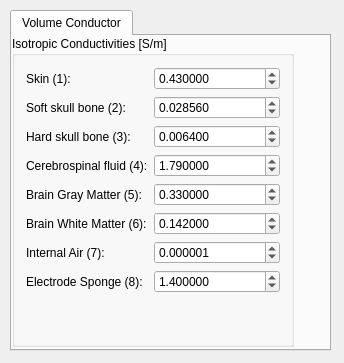
Before: the Qt Designer form src/Interface/Modules/BrainStimulator/SetConductivitiesToTetMeshDialog.ui in SCIInstitute/SCIRun, drawn with Qt 5.
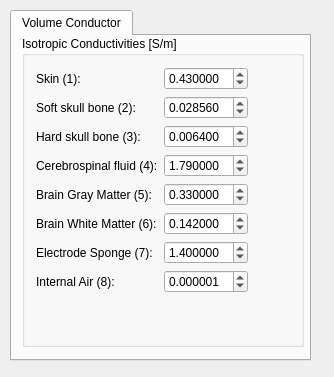
After: the same form once the commit is applied.

Commit message: Minor changes to test to have consistent name. Make label ordering in GUI match algorithm.

```diff
--- a/src/Interface/Modules/BrainStimulator/SetConductivitiesToTetMeshDialog.ui
+++ b/src/Interface/Modules/BrainStimulator/SetConductivitiesToTetMeshDialog.ui
@@ -6,8 +6,8 @@
    <rect>
     <x>0</x>
     <y>0</y>
-    <width>344</width>
-    <height>363</height>
+    <width>334</width>
+    <height>377</height>
    </rect>
   </property>
   <property name="windowTitle">
@@ -18,8 +18,8 @@
     <rect>
      <x>10</x>
      <y>10</y>
-     <width>321</width>
-     <height>341</height>
+     <width>301</width>
+     <height>351</height>
     </rect>
    </property>
    <property name="currentIndex">
@@ -34,8 +34,8 @@
       <rect>
        <x>10</x>
        <y>0</y>
-       <width>291</width>
-       <height>301</height>
+       <width>2</width>
+       <height>2</height>
       </rect>
      </property>
      <layout class="QVBoxLayout" name="verticalLayout"/>
@@ -43,7 +43,7 @@
     <widget class="QGroupBox" name="groupBox">
      <property name="geometry">
       <rect>
-       <x>0</x>
+       <x>10</x>
        <y>0</y>
        <width>282</width>
        <height>311</height>
@@ -53,6 +53,9 @@
       <string>Isotropic Conductivities [S/m]</string>
      </property>
      <layout class="QFormLayout" name="formLayout">
+      <property name="fieldGrowthPolicy">
+       <enum>QFormLayout::FieldsStayAtSizeHint</enum>
+      </property>
       <item row="0" column="0">
        <widget class="QLabel" name="label">
         <property name="text">
@@ -156,30 +159,13 @@
        </widget>
       </item>
       <item row="6" column="0">
-       <widget class="QLabel" name="label_8">
-        <property name="text">
-         <string>Internal Air (7):</string>
-        </property>
-       </widget>
-      </item>
-      <item row="6" column="1">
-       <widget class="QDoubleSpinBox" name="InternalAir_">
-        <property name="decimals">
-         <number>6</number>
-        </property>
-        <property name="value">
-         <double>0.000001000000000</double>
-        </property>
-       </widget>
-      </item>
-      <item row="7" column="0">
        <widget class="QLabel" name="label_4">
         <property name="text">
-         <string>Electrode Sponge (8):</string>
+         <string>Electrode Sponge (7):</string>
         </property>
        </widget>
       </item>
-      <item row="7" column="1">
+      <item row="6" column="1">
        <widget class="QDoubleSpinBox" name="Electrode_">
         <property name="decimals">
          <number>6</number>
@@ -189,6 +175,23 @@
         </property>
        </widget>
       </item>
+      <item row="8" column="0">
+       <widget class="QLabel" name="label_8">
+        <property name="text">
+         <string>Internal Air (8):</string>
+        </property>
+       </widget>
+      </item>
+      <item row="8" column="1">
+       <widget class="QDoubleSpinBox" name="InternalAir_">
+        <property name="decimals">
+         <number>6</number>
+        </property>
+        <property name="value">
+         <double>0.000001000000000</double>
+        </property>
+       </widget>
+      </item>
      </layout>
     </widget>
    </widget>
```
Left out of the diff: 2 changed lines with no effect on the pictures. The commit also changes 2 other files.
